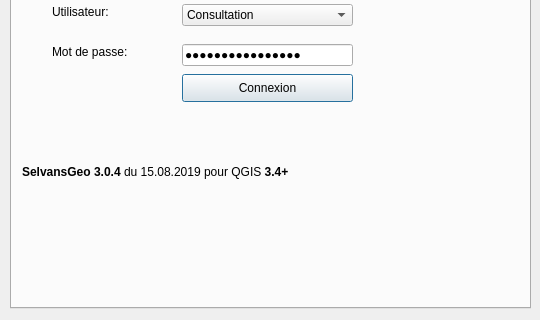
sitn/SelvansGeo, file ui_selvansgeo.ui: the form before one commit; both pictures show x 0 to 540 and y 282 to 602 of the 540 by 602 pixel window.
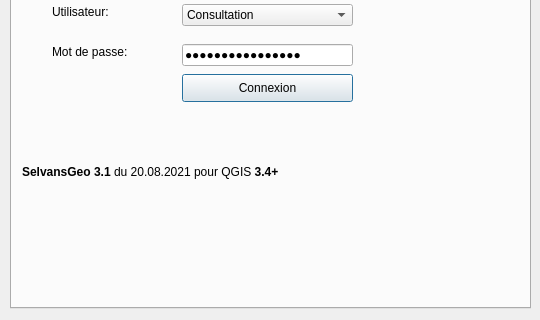
The form after the commit.

What changed in the file:
```diff
--- a/ui_selvansgeo.ui
+++ b/ui_selvansgeo.ui
@@ -286,7 +286,7 @@
          </rect>
         </property>
         <property name="text">
-         <string>&lt;html&gt;&lt;head/&gt;&lt;body&gt;&lt;p&gt;&lt;span style=&quot; font-weight:600;&quot;&gt;SelvansGeo 3.0.4&lt;/span&gt; du 15.08.2019 pour QGIS &lt;span style=&quot; font-weight:600;&quot;&gt;3.4+&lt;/span&gt;&lt;/p&gt;&lt;/body&gt;&lt;/html&gt;</string>
+         <string>&lt;html&gt;&lt;head/&gt;&lt;body&gt;&lt;p&gt;&lt;span style=&quot; font-weight:600;&quot;&gt;SelvansGeo 3.1&lt;/span&gt; du 20.08.2021 pour QGIS &lt;span style=&quot; font-weight:600;&quot;&gt;3.4+&lt;/span&gt;&lt;/p&gt;&lt;/body&gt;&lt;/html&gt;</string>
         </property>
        </widget>
       </widget>
```
